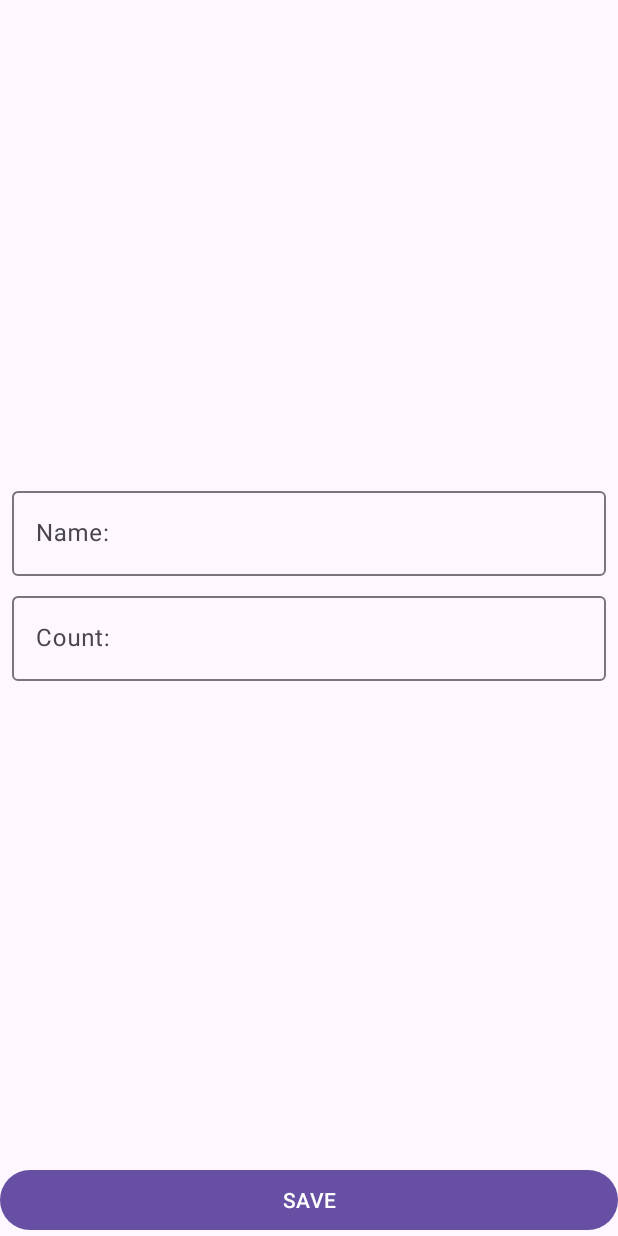
After one commit to UserInside/ShoppingList, an Android app: the fragment ShoppingItemFragment placed in its activity, on a phone screen of 412 x 824 dp. The commit adds this screen. Run offline under Robolectric (Android 15) with nearby library versions, the phone set to English and light mode, and no system bars; 3 statements that could not run were skipped.

Commit message:
add fragment, container, sup manager, onBackPressed, open logic

```diff
--- /dev/null
+++ b/app/src/main/java/com/example/shoppinglist/presentation/ShoppingItemFragment.kt
@@ -0,0 +1,154 @@
+package com.example.shoppinglist.presentation
+
+import android.content.Context
+import android.content.Intent
+import android.os.Bundle
+import android.view.LayoutInflater
+import android.view.View
+import android.view.ViewGroup
+import android.widget.Button
+import android.widget.EditText
+import androidx.appcompat.app.AppCompatActivity
+import androidx.core.widget.doOnTextChanged
+import androidx.fragment.app.Fragment
+import androidx.lifecycle.ViewModelProvider
+import com.example.shoppinglist.R
+import com.example.shoppinglist.domain.ShoppingItem
+import com.google.android.material.textfield.TextInputEditText
+import com.google.android.material.textfield.TextInputLayout
+
+class ShoppingItemFragment(
+    private val screenMode: String = ShoppingItemActivity.MODE_UNKNOWN,
+    private val shoppingItemId: Int = ShoppingItem.UNDEFINED_ID
+) : Fragment() {
+
+    private lateinit var viewModel: ShoppingItemViewModel
+
+    private lateinit var tilName: TextInputLayout
+    private lateinit var etName: EditText
+    private lateinit var tilAmount: TextInputLayout
+    private lateinit var etAmount: TextInputEditText
+    private lateinit var btnSave: Button
+
+    override fun onCreateView(
+        inflater: LayoutInflater,
+        container: ViewGroup?,
+        savedInstanceState: Bundle?
+    ): View? {
+        return inflater.inflate(R.layout.fragment_shopping_item, container, false)
+    }
+
+    override fun onViewCreated(view: View, savedInstanceState: Bundle?) {
+        super.onViewCreated(view, savedInstanceState)
+
+        parseParams()
+        viewModel = ViewModelProvider(this)[ShoppingItemViewModel::class.java]
+        initViews(view)
+        addTextChangedListeners()
+        launchCorrectScreenMode()
+        observeViewModel()
+    }
+
+    private fun launchCorrectScreenMode() {
+        when (screenMode) {
+            MODE_ADD -> launchAddModeScreen()
+            MODE_EDIT -> launchEditModeScreen()
+        }
+    }
+
+    private fun observeViewModel() {
+        viewModel.errorInputName.observe(viewLifecycleOwner) { input ->
+            when (input) {
+                true -> tilName.error = "Wrong name input"
+                false -> tilName.error = null
+            }
+        }
+        viewModel.errorInputAmount.observe(viewLifecycleOwner) { input ->
+            when (input) {
+                true -> tilAmount.error = "Wrong amount input"
+                false -> tilAmount.error = null
+            }
+        }
+
+        viewModel.isReadyToClose.observe(viewLifecycleOwner) {
+            activity?.onBackPressedDispatcher?.onBackPressed()
+        }
+    }
+
+    private fun launchAddModeScreen() {
+        btnSave.setOnClickListener {
+            val inputName = etName.text?.toString()
+            val inputAmount = etAmount.text?.toString()
+            viewModel.addShoppingItem(inputName, inputAmount)
+        }
+    }
+
+    private fun launchEditModeScreen() {
+        viewModel.getShoppingItem(shoppingItemId)
+        viewModel.shoppingItem.observe(viewLifecycleOwner) {
+            etName.setText(it.name)
+            etAmount.setText(it.amount.toString())
+        }
+
+        btnSave.setOnClickListener {
+            viewModel.editShoppingItem(
+                etName.editableText?.toString(),
+                etAmount.editableText?.toString()
+            )
+        }
+    }
+
+    private fun addTextChangedListeners() {
+        etName.doOnTextChanged { _, _, _, _ ->
+            viewModel.resetInputName()
+        }
+        etAmount.doOnTextChanged { _, _, _, _ ->
+            viewModel.resetInputAmount()
+        }
+    }
+
+    private fun parseParams() {
+        if (screenMode != MODE_ADD && screenMode != MODE_EDIT) throw RuntimeException("ShoppingItemActivity launch mode not found")
+
+    }
+
+    private fun initViews(view: View) {
+        tilName = view.findViewById(R.id.til_name)
+        etName = view.findViewById(R.id.et_name)
+        tilAmount = view.findViewById(R.id.til_amount)
+        etAmount = view.findViewById(R.id.et_amount)
+        btnSave = view.findViewById(R.id.btn_save)
+    }
+
+    companion object {
+
+        private const val EXTRA_LAUNCH_MODE = "extra_launch_mode"
+        private const val EXTRA_SHOPPING_ITEM_ID = "extra_shopping_item_id"
+        private const val MODE_ADD = "mode_add"
+        private const val MODE_EDIT = "mode_edit"
+        const val MODE_UNKNOWN = ""
+
+        fun newFragmentAddModeInstance() : ShoppingItemFragment {
+            return ShoppingItemFragment(MODE_ADD)
+        }
+
+        fun newFragmentEditModeInstance(shoppingItemId: Int) : ShoppingItemFragment {
+            return ShoppingItemFragment(MODE_EDIT, shoppingItemId)
+        }
+
+        fun newIntentAddItem(context: Context): Intent {
+            val intent = Intent(context, ShoppingItemActivity::class.java)
+            intent.putExtra(EXTRA_LAUNCH_MODE, MODE_ADD)
+            return intent
+        }
+
+        fun newIntentEditItem(context: Context, shoppingItemId: Int): Intent {
+            val intent = Intent(context, ShoppingItemActivity::class.java)
+            intent.putExtra(EXTRA_LAUNCH_MODE, MODE_EDIT)
+            intent.putExtra(EXTRA_SHOPPING_ITEM_ID, shoppingItemId)
+            return intent
+        }
+
+
+    }
+}
--- a/app/src/main/res/layout/activity_shopping_item.xml
+++ b/app/src/main/res/layout/activity_shopping_item.xml
@@ -1,61 +1,10 @@
 <?xml version="1.0" encoding="utf-8"?>
-<androidx.constraintlayout.widget.ConstraintLayout xmlns:android="http://schemas.android.com/apk/res/android"
-    xmlns:app="http://schemas.android.com/apk/res-auto"
+<androidx.fragment.app.FragmentContainerView xmlns:android="http://schemas.android.com/apk/res/android"
+    xmlns:tools="http://schemas.android.com/tools"
+    android:id="@+id/fragment_shopping_item_container"
     android:layout_width="match_parent"
-    android:layout_height="match_parent">
+    android:layout_height="match_parent"
+    tools:context="presentation.ShoppingItemActivity"
+    tools:layout="@layout/fragment_shopping_item"
 
-    <com.google.android.material.textfield.TextInputLayout
-        android:id="@+id/til_name"
-        android:layout_width="0dp"
-        android:layout_height="wrap_content"
-        android:layout_marginStart="8dp"
-        android:layout_marginEnd="8dp"
-        android:layout_marginBottom="4dp"
-        app:layout_constraintBottom_toTopOf="@id/til_amount"
-        app:layout_constraintEnd_toEndOf="parent"
-        app:layout_constraintStart_toStartOf="parent"
-        app:layout_constraintTop_toTopOf="parent"
-        app:layout_constraintVertical_chainStyle="packed">
-
-        <com.google.android.material.textfield.TextInputEditText
-            android:id="@+id/et_name"
-            android:layout_width="match_parent"
-            android:layout_height="wrap_content"
-            android:hint="@string/til_hint_name"
-            android:inputType="textCapWords" />
-
-    </com.google.android.material.textfield.TextInputLayout>
-
-    <com.google.android.material.textfield.TextInputLayout
-        android:id="@+id/til_amount"
-        android:layout_width="0dp"
-        android:layout_height="wrap_content"
-        android:layout_marginStart="8dp"
-        android:layout_marginTop="4dp"
-        android:layout_marginEnd="8dp"
-        app:layout_constraintBottom_toTopOf="@id/btn_save"
-        app:layout_constraintEnd_toEndOf="parent"
-        app:layout_constraintStart_toStartOf="parent"
-        app:layout_constraintTop_toBottomOf="@id/til_name">
-
-        <com.google.android.material.textfield.TextInputEditText
-            android:id="@+id/et_amount"
-            android:layout_width="match_parent"
-            android:layout_height="wrap_content"
-            android:hint="@string/til_hint_count"
-            android:inputType="textCapWords" />
-
-    </com.google.android.material.textfield.TextInputLayout>
-
-    <Button
-        android:id="@+id/btn_save"
-        android:layout_width="match_parent"
-        android:layout_height="wrap_content"
-        android:text="@string/btn_save"
-        app:layout_constraintBottom_toBottomOf="parent"
-        app:layout_constraintEnd_toEndOf="parent"
-        app:layout_constraintStart_toStartOf="parent"
-
-        />
-
-</androidx.constraintlayout.widget.ConstraintLayout>
+    />
--- /dev/null
+++ b/app/src/main/res/layout/fragment_shopping_item.xml
@@ -0,0 +1,64 @@
+<?xml version="1.0" encoding="utf-8"?>
+<androidx.constraintlayout.widget.ConstraintLayout xmlns:android="http://schemas.android.com/apk/res/android"
+    xmlns:app="http://schemas.android.com/apk/res-auto"
+    xmlns:tools="http://schemas.android.com/tools"
+    android:id="@+id/fragment_shopping_item"
+    android:layout_width="match_parent"
+    android:layout_height="match_parent"
+    tools:context="presentation.ShoppingItemFragment">
+
+    <com.google.android.material.textfield.TextInputLayout
+        android:id="@+id/til_name"
+        android:layout_width="0dp"
+        android:layout_height="wrap_content"
+        android:layout_marginStart="8dp"
+        android:layout_marginEnd="8dp"
+        android:layout_marginBottom="4dp"
+        app:layout_constraintBottom_toTopOf="@id/til_amount"
+        app:layout_constraintEnd_toEndOf="parent"
+        app:layout_constraintStart_toStartOf="parent"
+        app:layout_constraintTop_toTopOf="parent"
+        app:layout_constraintVertical_chainStyle="packed">
+
+        <com.google.android.material.textfield.TextInputEditText
+            android:id="@+id/et_name"
+            android:layout_width="match_parent"
+            android:layout_height="wrap_content"
+            android:hint="@string/til_hint_name"
+            android:inputType="textCapWords" />
+
+    </com.google.android.material.textfield.TextInputLayout>
+
+    <com.google.android.material.textfield.TextInputLayout
+        android:id="@+id/til_amount"
+        android:layout_width="0dp"
+        android:layout_height="wrap_content"
+        android:layout_marginStart="8dp"
+        android:layout_marginTop="4dp"
+        android:layout_marginEnd="8dp"
+        app:layout_constraintBottom_toTopOf="@id/btn_save"
+        app:layout_constraintEnd_toEndOf="parent"
+        app:layout_constraintStart_toStartOf="parent"
+        app:layout_constraintTop_toBottomOf="@id/til_name">
+
+        <com.google.android.material.textfield.TextInputEditText
+            android:id="@+id/et_amount"
+            android:layout_width="match_parent"
+            android:layout_height="wrap_content"
+            android:hint="@string/til_hint_count"
+            android:inputType="textCapWords" />
+
+    </com.google.android.material.textfield.TextInputLayout>
+
+    <Button
+        android:id="@+id/btn_save"
+        android:layout_width="match_parent"
+        android:layout_height="wrap_content"
+        android:text="@string/btn_save"
+        app:layout_constraintBottom_toBottomOf="parent"
+        app:layout_constraintEnd_toEndOf="parent"
+        app:layout_constraintStart_toStartOf="parent"
+
+        />
+
+</androidx.constraintlayout.widget.ConstraintLayout>
```
Also changed, not shown: app/src/main/java/com/example/shoppinglist/presentation/ShoppingItemActivity.kt (+79 -75 lines).
